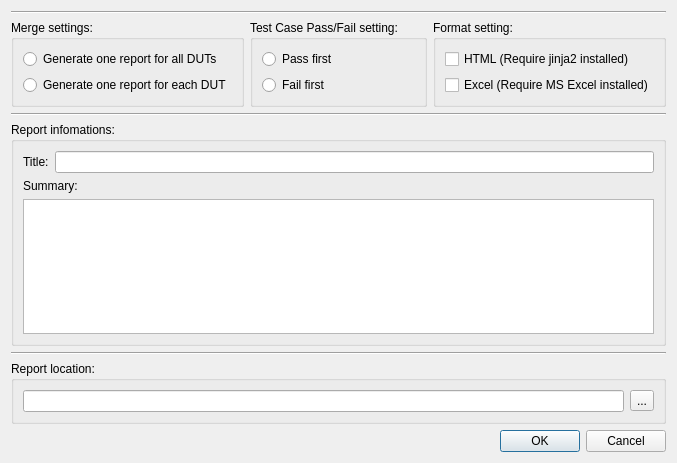
First picture: the form in XSTAF/tools/report_generator/ui/reportGenerator.ui, repository xcgspring/XSTAF, before the edit.
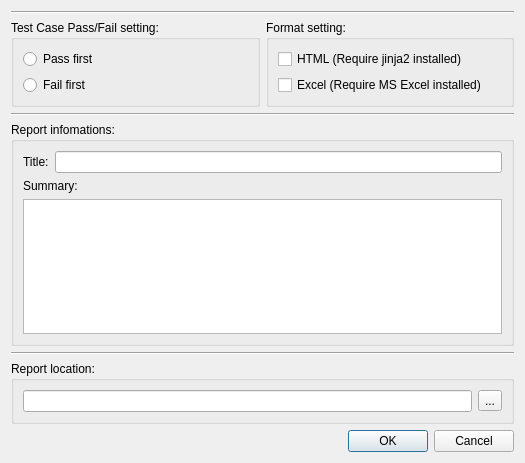
Second picture: the form after the edit. Icons and pictures are not drawn.

Commit message: Add tool: report generator, development finish

Diff of the .ui file:
```diff
--- a/XSTAF/tools/report_generator/ui/reportGenerator.ui
+++ b/XSTAF/tools/report_generator/ui/reportGenerator.ui
@@ -6,7 +6,7 @@
    <rect>
     <x>0</x>
     <y>0</y>
-    <width>582</width>
+    <width>525</width>
     <height>463</height>
    </rect>
   </property>
@@ -18,100 +18,7 @@
     <normaloff>:/icons/icons/report_generate.png</normaloff>:/icons/icons/report_generate.png</iconset>
   </property>
   <layout class="QGridLayout" name="gridLayout">
-   <item row="1" column="2">
-    <widget class="QGroupBox" name="formatSettingsGroupBox">
-     <property name="title">
-      <string>Format setting:</string>
-     </property>
-     <layout class="QGridLayout" name="gridLayout_4">
-      <item row="0" column="0">
-       <widget class="QCheckBox" name="htmlCheckBox">
-        <property name="text">
-         <string>HTML (Require jinja2 installed)</string>
-        </property>
-       </widget>
-      </item>
-      <item row="1" column="0">
-       <widget class="QCheckBox" name="excelCheckBox">
-        <property name="text">
-         <string>Excel (Require MS Excel installed)</string>
-        </property>
-       </widget>
-      </item>
-     </layout>
-    </widget>
-   </item>
-   <item row="1" column="0">
-    <widget class="QGroupBox" name="mergeSettingsGroupBox">
-     <property name="title">
-      <string>Merge settings:</string>
-     </property>
-     <layout class="QGridLayout" name="gridLayout_2">
-      <item row="0" column="0">
-       <widget class="QRadioButton" name="generateAllRadioButton">
-        <property name="text">
-         <string>Generate one report for all DUTs</string>
-        </property>
-       </widget>
-      </item>
-      <item row="1" column="0">
-       <widget class="QRadioButton" name="generateEachRadioButton">
-        <property name="text">
-         <string>Generate one report for each DUT</string>
-        </property>
-       </widget>
-      </item>
-     </layout>
-    </widget>
-   </item>
-   <item row="1" column="1">
-    <widget class="QGroupBox" name="passFailSettingsGroupBox">
-     <property name="title">
-      <string>Test Case Pass/Fail setting:</string>
-     </property>
-     <layout class="QGridLayout" name="gridLayout_3">
-      <item row="0" column="0">
-       <widget class="QRadioButton" name="passFirstRadioButton">
-        <property name="text">
-         <string>Pass first</string>
-        </property>
-       </widget>
-      </item>
-      <item row="1" column="0">
-       <widget class="QRadioButton" name="failFirstRadioButton">
-        <property name="text">
-         <string>Fail first</string>
-        </property>
-       </widget>
-      </item>
-     </layout>
-    </widget>
-   </item>
-   <item row="12" column="0" colspan="3">
-    <widget class="Line" name="line_5">
-     <property name="orientation">
-      <enum>Qt::Horizontal</enum>
-     </property>
-    </widget>
-   </item>
-   <item row="4" column="0" colspan="3">
-    <widget class="Line" name="line_4">
-     <property name="orientation">
-      <enum>Qt::Horizontal</enum>
-     </property>
-    </widget>
-   </item>
-   <item row="20" column="0" colspan="3">
-    <widget class="QDialogButtonBox" name="buttonBox">
-     <property name="orientation">
-      <enum>Qt::Horizontal</enum>
-     </property>
-     <property name="standardButtons">
-      <set>QDialogButtonBox::Cancel|QDialogButtonBox::Ok</set>
-     </property>
-    </widget>
-   </item>
-   <item row="11" column="0" colspan="3">
+   <item row="6" column="0" colspan="2">
     <widget class="QGroupBox" name="reportInfoGroupBox">
      <property name="title">
       <string>Report infomations:</string>
@@ -140,7 +47,7 @@
      </layout>
     </widget>
    </item>
-   <item row="13" column="0" colspan="3">
+   <item row="8" column="0" colspan="2">
     <widget class="QGroupBox" name="ReportLocationGroupBox">
      <property name="title">
       <string>Report location:</string>
@@ -159,13 +66,83 @@
      </layout>
     </widget>
    </item>
-   <item row="0" column="0" colspan="3">
+   <item row="7" column="0" colspan="2">
+    <widget class="Line" name="line_5">
+     <property name="orientation">
+      <enum>Qt::Horizontal</enum>
+     </property>
+    </widget>
+   </item>
+   <item row="9" column="0" colspan="2">
+    <widget class="QDialogButtonBox" name="buttonBox">
+     <property name="orientation">
+      <enum>Qt::Horizontal</enum>
+     </property>
+     <property name="standardButtons">
+      <set>QDialogButtonBox::Cancel|QDialogButtonBox::Ok</set>
+     </property>
+    </widget>
+   </item>
+   <item row="5" column="0" colspan="2">
+    <widget class="Line" name="line_4">
+     <property name="orientation">
+      <enum>Qt::Horizontal</enum>
+     </property>
+    </widget>
+   </item>
+   <item row="0" column="0" colspan="2">
     <widget class="Line" name="line">
      <property name="orientation">
       <enum>Qt::Horizontal</enum>
      </property>
     </widget>
    </item>
+   <item row="1" column="0">
+    <widget class="QGroupBox" name="passFailSettingsGroupBox">
+     <property name="title">
+      <string>Test Case Pass/Fail setting:</string>
+     </property>
+     <layout class="QGridLayout" name="gridLayout_3">
+      <item row="1" column="0">
+       <widget class="QRadioButton" name="failFirstRadioButton">
+        <property name="text">
+         <string>Fail first</string>
+        </property>
+       </widget>
+      </item>
+      <item row="0" column="0">
+       <widget class="QRadioButton" name="passFirstRadioButton">
+        <property name="text">
+         <string>Pass first</string>
+        </property>
+       </widget>
+      </item>
+     </layout>
+    </widget>
+   </item>
+   <item row="1" column="1">
+    <widget class="QGroupBox" name="formatSettingsGroupBox">
+     <property name="title">
+      <string>Format setting:</string>
+     </property>
+     <layout class="QGridLayout" name="gridLayout_4">
+      <item row="1" column="0">
+       <widget class="QCheckBox" name="excelCheckBox">
+        <property name="text">
+         <string>Excel (Require MS Excel installed)</string>
+        </property>
+       </widget>
+      </item>
+      <item row="0" column="0">
+       <widget class="QCheckBox" name="htmlCheckBox">
+        <property name="text">
+         <string>HTML (Require jinja2 installed)</string>
+        </property>
+       </widget>
+      </item>
+     </layout>
+    </widget>
+   </item>
   </layout>
  </widget>
  <resources>
```
The commit also changes 9 other files.
